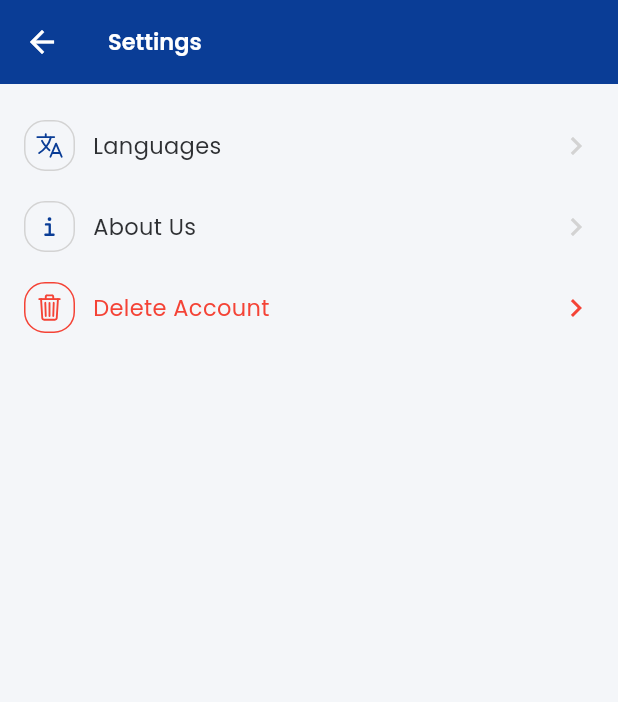
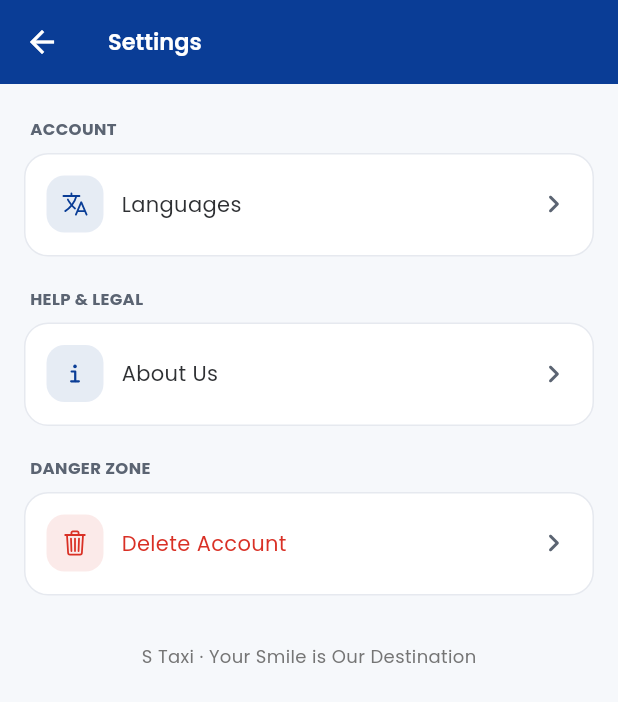
Before and after one commit to arjunpatel1/taxy-rental-rider, a Flutter app: the SettingScreen screen opened directly, on a phone screen of 412 x 824 dp. Shown: the top 702 px of the screen. Run offline on Flutter 3.47's test engine with Material 3 defaults, Android fonts, the phone set to English and light mode, and no system bars; our stand-ins replace cached_network_image, cloud_firestore, connectivity_plus, country_code_picker, dotted_border, dotted_line and 27 more; missing offline and left inert: flutter_inappwebview, flutter_paystack, flutter_paytabs_bridge, flutter_stripe, flutterwave_standard_smart and 7 more; accounts and stored records are empty; generated files the repository leaves out were written again; network calls fail; statements that could not run were skipped.

Commit message:
Notifications, settings and biller screens redesigned with retry states
Co-Authored-By: Claude Opus 5 <noreply@anthropic.com>

```diff
--- a/lib/screens/SettingScreen.dart
+++ b/lib/screens/SettingScreen.dart
@@ -1,4 +1,5 @@
 import '../manage_imports.dart';
+import '../utils/BrandTheme.dart';
 
 class SettingScreen extends StatefulWidget {
   @override
@@ -30,7 +31,7 @@ class SettingScreenState extends State<SettingScreen> {
   @override
   Widget build(BuildContext context) {
     return Scaffold(
-      backgroundColor: Color(0xFFF4F6F9),
+      backgroundColor: BrandTokens.page,
       appBar: AppBar(
         elevation: 0,
         backgroundColor: brandBlue,
@@ -38,9 +39,12 @@ class SettingScreenState extends State<SettingScreen> {
         title: Text(language.settings, style: boldTextStyle(color: Colors.white)),
       ),
       body: SingleChildScrollView(
-        padding: EdgeInsets.only(bottom: 16, top: 16),
+        padding: EdgeInsets.fromLTRB(16, 16, 16, 24),
         child: Column(
+          crossAxisAlignment: CrossAxisAlignment.start,
           children: [
+            _groupTitle('Account'),
+            _group([
             Visibility(
               visible: sharedPref.getString(LOGIN_TYPE) != 'mobile' &&
                   sharedPref.getString(LOGIN_TYPE) != LoginTypeGoogle &&
@@ -55,7 +59,10 @@ class SettingScreenState extends State<SettingScreen> {
             settingItemWidget(Ionicons.language_outline, language.language, () {
               launchScreen(context, LanguageScreen(),
                   pageRouteAnimation: PageRouteAnimation.Slide);
-            }),
+            }, isLast: true),
+            ]),
+            _groupTitle('Help & legal'),
+            _group([
             if (appStore.privacyPolicy != null)
               settingItemWidget(
                   Ionicons.ios_document_outline, language.privacyPolicy, () {
@@ -97,46 +104,61 @@ class SettingScreenState extends State<SettingScreen> {
                     context, AboutScreen(settingModel: appStore.settingModel),
                     pageRouteAnimation: PageRouteAnimation.Slide);
               },
+              isLast: true,
             ),
+            ]),
+            _groupTitle('Danger zone'),
+            _group([
               settingItemWidget(
                   Ionicons.ios_trash_outline,
-                color: Colors.red,
+                  color: BrandTokens.danger,
                   language.deleteAccount, () {
                 launchScreen(context, DeleteAccountScreen(),
                     pageRouteAnimation: PageRouteAnimation.Slide);
               }, isLast: true),
+            ]),
+            SizedBox(height: 18),
+            Center(child: Text('S Taxi · Your Smile is Our Destination', style: secondaryTextStyle(size: 12))),
           ],
         ),
       ),
     );
   }
 
+  Widget _groupTitle(String title) => Padding(
+        padding: EdgeInsets.fromLTRB(4, 6, 4, 8),
+        child: Text(title.toUpperCase(), style: secondaryTextStyle(size: 11, weight: FontWeight.w700, color: BrandTokens.inkSoft)),
+      );
+
+  /// White rounded card that holds a group of rows.
+  Widget _group(List<Widget> children) => Container(
+        margin: EdgeInsets.only(bottom: 14),
+        decoration: BoxDecoration(color: Colors.white, borderRadius: BorderRadius.circular(16), border: Border.all(color: BrandTokens.line)),
+        child: Column(children: children.where((w) => w is! SizedBox).toList()),
+      );
+
   Widget settingItemWidget(IconData icon, String title, Function() onTap,
       {bool isLast = false, Widget? suffixIcon, Color? color}) {
     return inkWellWidget(
       onTap: onTap,
-      child: Padding(
-        padding: EdgeInsets.only(left: 16, right: 16, bottom: 12, top: 8),
+      child: Container(
+        decoration: BoxDecoration(
+          border: Border(bottom: BorderSide(color: isLast ? Colors.transparent : BrandTokens.line)),
+        ),
+        padding: EdgeInsets.symmetric(horizontal: 14, vertical: 14),
         child: Row(
           children: [
             Container(
-              padding: EdgeInsets.all(6),
+              width: 38,
+              height: 38,
               decoration: BoxDecoration(
-                  border:
-                      Border.all(color: color != null ? color : dividerColor),
-                  borderRadius: radius(defaultRadius)),
-              child: Icon(icon,
-                  size: 20, color: color != null ? color : primaryColor),
+                  color: (color ?? BrandTokens.blue).withValues(alpha: 0.10),
+                  borderRadius: BorderRadius.circular(12)),
+              child: Icon(icon, size: 19, color: color ?? BrandTokens.blue),
             ),
             SizedBox(width: 12),
-            Expanded(
-                child: Text(title,
-                    style:
-                        primaryTextStyle(color: color != null ? color : null))),
-            suffixIcon != null
-                ? suffixIcon
-                : Icon(Icons.navigate_next,
-                    color: color != null ? color : dividerColor),
+            Expanded(child: Text(title, style: primaryTextStyle(size: 14, color: color))),
+            suffixIcon ?? Icon(Icons.chevron_right_rounded, color: BrandTokens.inkSoft),
           ],
         ),
       ),
```
Also changed, not shown: lib/screens/NotificationScreen.dart (+104 -87 lines), lib/screens/RechargeScreen.dart (+15 -1 lines). Lines whose indentation alone changed are shown as unchanged.
